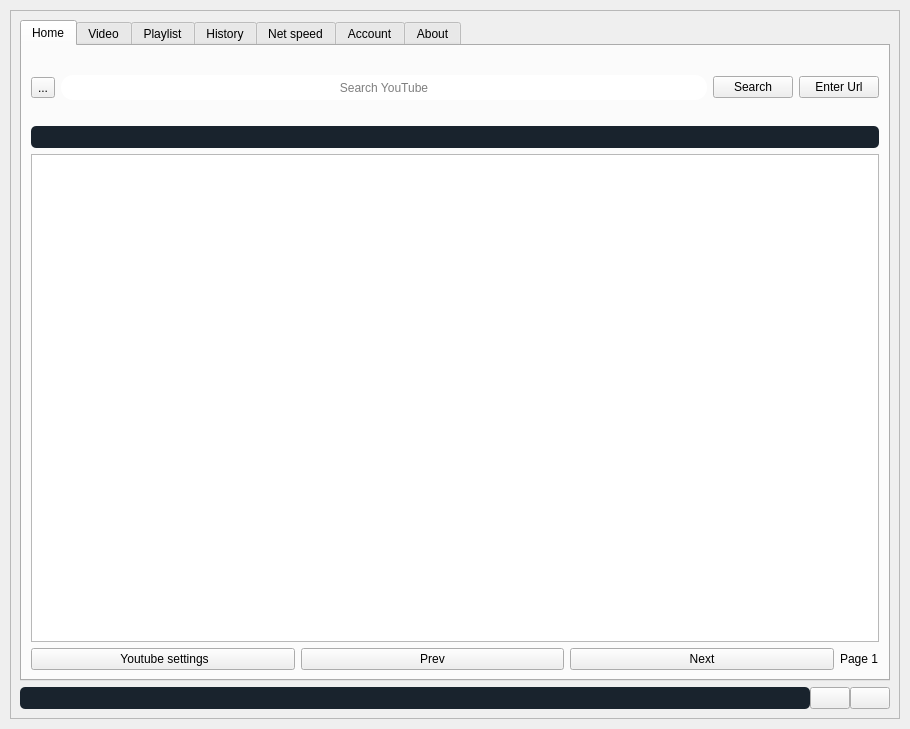
Above: src/ui_main_trial.ui from rishabh3354/YOUTUBE-DL-PRO before the change. Below: the same form after it.
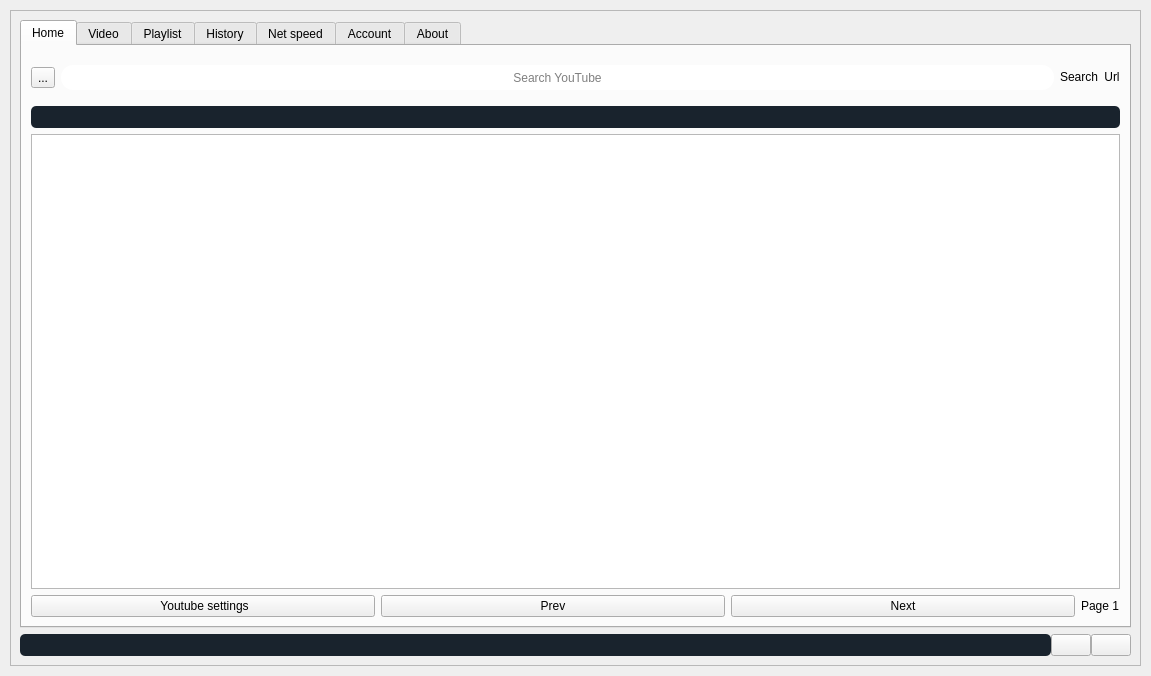
That is the form after the change. Icons and pictures are not drawn.

```diff
--- a/src/ui_main_trial.ui
+++ b/src/ui_main_trial.ui
@@ -6,8 +6,8 @@
    <rect>
     <x>0</x>
     <y>0</y>
-    <width>910</width>
-    <height>729</height>
+    <width>1151</width>
+    <height>676</height>
    </rect>
   </property>
   <property name="minimumSize">
@@ -148,7 +148,7 @@
                 <property name="sizeHint" stdset="0">
                  <size>
                   <width>40</width>
-                  <height>20</height>
+                  <height>10</height>
                  </size>
                 </property>
                </spacer>
@@ -159,8 +159,27 @@
                  <layout class="QGridLayout" name="gridLayout_25">
                   <item row="0" column="3">
                    <widget class="QPushButton" name="enter_url">
+                    <property name="cursor">
+                     <cursorShape>PointingHandCursor</cursorShape>
+                    </property>
+                    <property name="styleSheet">
+                     <string notr="true">QPushButton{
+
+border-radius:8px;
+}</string>
+                    </property>
                     <property name="text">
-                     <string>Enter Url</string>
+                     <string>Url</string>
+                    </property>
+                    <property name="icon">
+                     <iconset resource="resource.qrc">
+                      <normaloff>:/myresource/resource/link_1.png</normaloff>:/myresource/resource/link_1.png</iconset>
+                    </property>
+                    <property name="iconSize">
+                     <size>
+                      <width>20</width>
+                      <height>20</height>
+                     </size>
                     </property>
                    </widget>
                   </item>
@@ -183,12 +202,27 @@
                   </item>
                   <item row="0" column="2">
                    <widget class="QPushButton" name="search">
+                    <property name="cursor">
+                     <cursorShape>PointingHandCursor</cursorShape>
+                    </property>
+                    <property name="styleSheet">
+                     <string notr="true">QPushButton{
+
+border-radius:8px;
+}</string>
+                    </property>
                     <property name="text">
                      <string>Search</string>
                     </property>
                     <property name="icon">
-                     <iconset resource="../../JPG2PDF/src/resource.qrc">
-                      <normaloff>:/myresource/resource/icons8-zoom-in-52.png</normaloff>:/myresource/resource/icons8-zoom-in-52.png</iconset>
+                     <iconset resource="resource.qrc">
+                      <normaloff>:/myresource/resource/icons8-search-500.png</normaloff>:/myresource/resource/icons8-search-500.png</iconset>
+                    </property>
+                    <property name="iconSize">
+                     <size>
+                      <width>20</width>
+                      <height>20</height>
+                     </size>
                     </property>
                    </widget>
                   </item>
@@ -203,8 +237,8 @@
                     </property>
                     <property name="iconSize">
                      <size>
-                      <width>25</width>
-                      <height>25</height>
+                      <width>27</width>
+                      <height>27</height>
                      </size>
                     </property>
                    </widget>
@@ -219,7 +253,7 @@
                   <property name="sizeHint" stdset="0">
                    <size>
                     <width>40</width>
-                    <height>20</height>
+                    <height>10</height>
                    </size>
                   </property>
                  </spacer>
@@ -327,8 +361,8 @@
                     </property>
                     <property name="iconSize">
                      <size>
-                      <width>22</width>
-                      <height>22</height>
+                      <width>20</width>
+                      <height>20</height>
                      </size>
                     </property>
                    </widget>
@@ -338,6 +372,16 @@
                     <property name="text">
                      <string>Next</string>
                     </property>
+                    <property name="icon">
+                     <iconset resource="resource.qrc">
+                      <normaloff>:/myresource/resource/icons8-forward-button-90.png</normaloff>:/myresource/resource/icons8-forward-button-90.png</iconset>
+                    </property>
+                    <property name="iconSize">
+                     <size>
+                      <width>20</width>
+                      <height>20</height>
+                     </size>
+                    </property>
                    </widget>
                   </item>
                   <item row="0" column="2">
@@ -345,6 +389,16 @@
                     <property name="text">
                      <string>Prev</string>
                     </property>
+                    <property name="icon">
+                     <iconset resource="resource.qrc">
+                      <normaloff>:/myresource/resource/icons8-go-back-90.png</normaloff>:/myresource/resource/icons8-go-back-90.png</iconset>
+                    </property>
+                    <property name="iconSize">
+                     <size>
+                      <width>20</width>
+                      <height>20</height>
+                     </size>
+                    </property>
                    </widget>
                   </item>
                   <item row="0" column="4">
```
Left out of the diff: 147 changed lines with no effect on the pictures.
